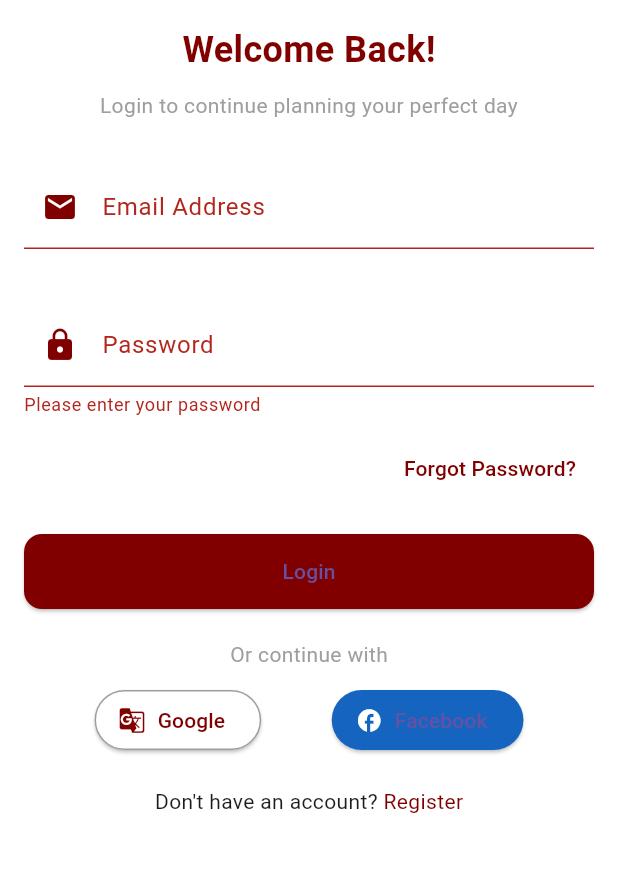
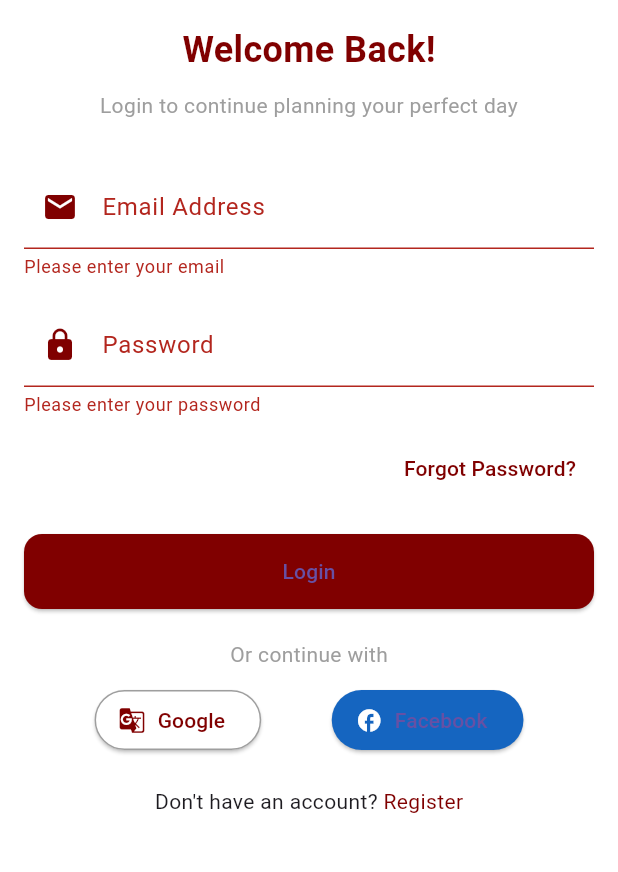
Before and after one commit to aryan45502/mobile_applicationfinal, a Flutter app: the LoginPage screen opened by its route, after a tap on "Login", on a phone screen of 412 x 824 dp, the part 84-956 px from its top. Run offline on Flutter 3.47's test engine with Material 3 defaults, Android fonts, the phone set to English and light mode, and no system bars; Roboto replaces fonts that are missing (Cursive).

Commit message:
changes6

```diff
--- a/lib/login_page.dart
+++ b/lib/login_page.dart
@@ -64,7 +64,7 @@ class _LoginPageState extends State<LoginPage> {
                   ),
                   validator: (value) {
                     if (value == null || value.isEmpty) {
-                      return '';
+                      return 'Please enter your email';
                     }
                     if (!RegExp(r'^[^@]+@[^@]+\.[^@]+').hasMatch(value)) {
                       return 'Enter a valid email';
--- a/lib/register_page.dart
+++ b/lib/register_page.dart
@@ -267,7 +267,7 @@ class _RegisterPageState extends State<RegisterPage> {
                 SizedBox(height: 20),
                 Center(
                   child: Text(
-                    '© 2024 WedPlan. All rights reserved.',
+                    '',
                     style: TextStyle(color: Colors.grey),
                   ),
                 ),
```
